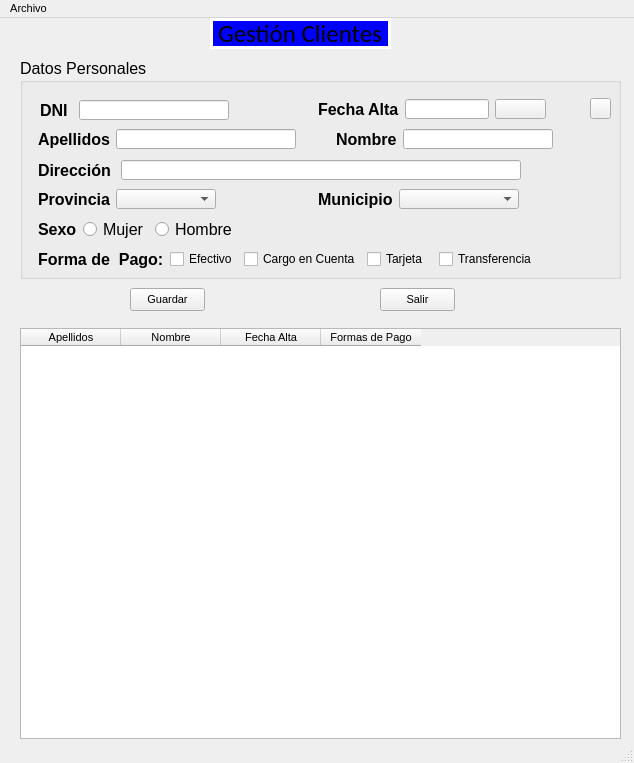
Before: the Qt Designer form window.ui in adrianv2001/vidalperez, drawn with Qt 5.
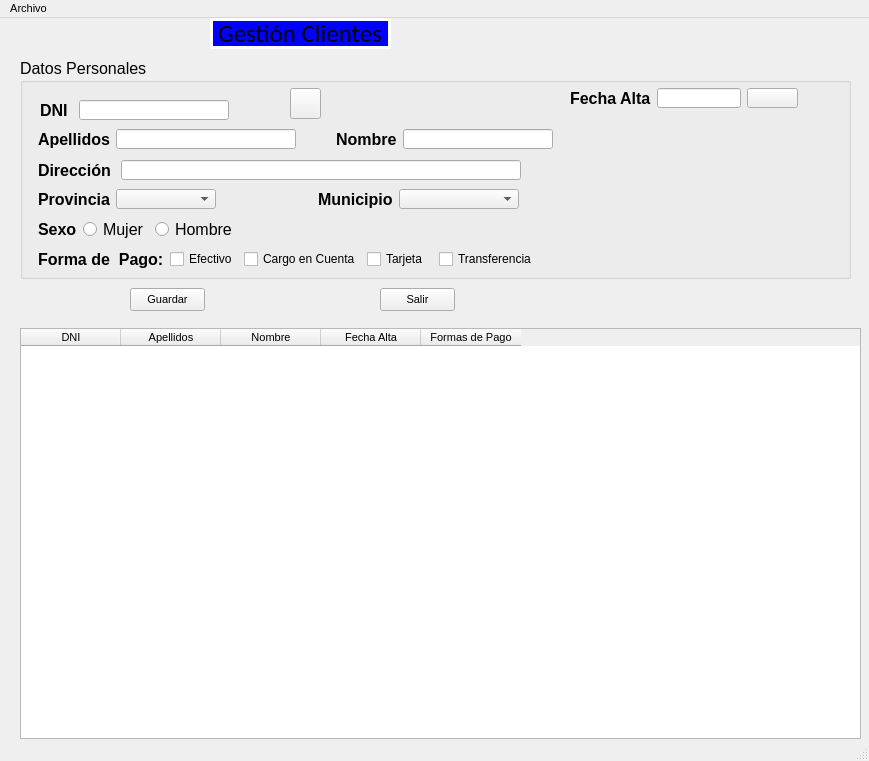
After: the same form once the commit is applied. Icons and pictures are not drawn.

Diff of the .ui file:
```diff
--- a/window.ui
+++ b/window.ui
@@ -6,8 +6,8 @@
    <rect>
     <x>0</x>
     <y>0</y>
-    <width>634</width>
-    <height>763</height>
+    <width>869</width>
+    <height>761</height>
    </rect>
   </property>
   <property name="font">
@@ -97,7 +97,7 @@
      <rect>
       <x>20</x>
       <y>40</y>
-      <width>601</width>
+      <width>831</width>
       <height>221</height>
      </rect>
     </property>
@@ -539,8 +539,8 @@
     <widget class="QWidget" name="layoutWidget">
      <property name="geometry">
       <rect>
-       <x>298</x>
-       <y>41</y>
+       <x>550</x>
+       <y>30</y>
        <width>228</width>
        <height>20</height>
       </rect>
@@ -788,10 +788,10 @@
     <widget class="QPushButton" name="btnLimpiaCli">
      <property name="geometry">
       <rect>
-       <x>570</x>
-       <y>40</y>
-       <width>21</width>
-       <height>21</height>
+       <x>270</x>
+       <y>30</y>
+       <width>31</width>
+       <height>31</height>
       </rect>
      </property>
      <property name="text">
@@ -808,13 +808,18 @@
      <rect>
       <x>20</x>
       <y>310</y>
-      <width>601</width>
+      <width>841</width>
       <height>411</height>
      </rect>
     </property>
     <property name="alternatingRowColors">
      <bool>true</bool>
     </property>
+    <column>
+     <property name="text">
+      <string>DNI</string>
+     </property>
+    </column>
     <column>
      <property name="text">
       <string>Apellidos</string>
@@ -842,7 +847,7 @@
     <rect>
      <x>0</x>
      <y>0</y>
-     <width>634</width>
+     <width>869</width>
      <height>21</height>
     </rect>
    </property>
```
